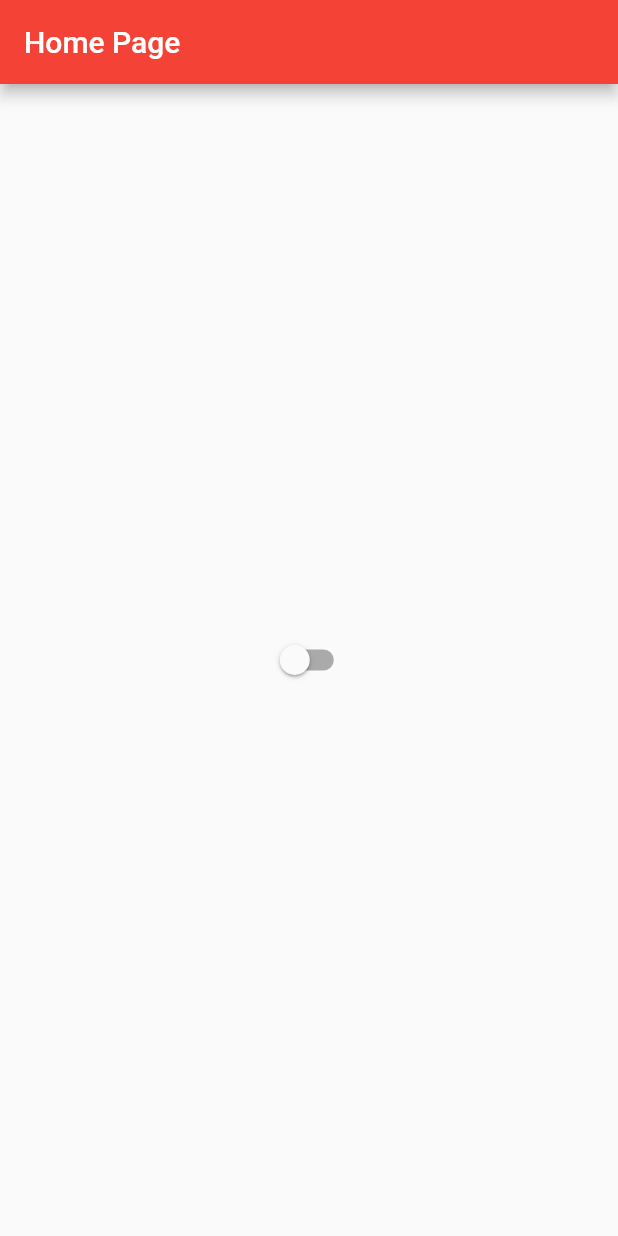
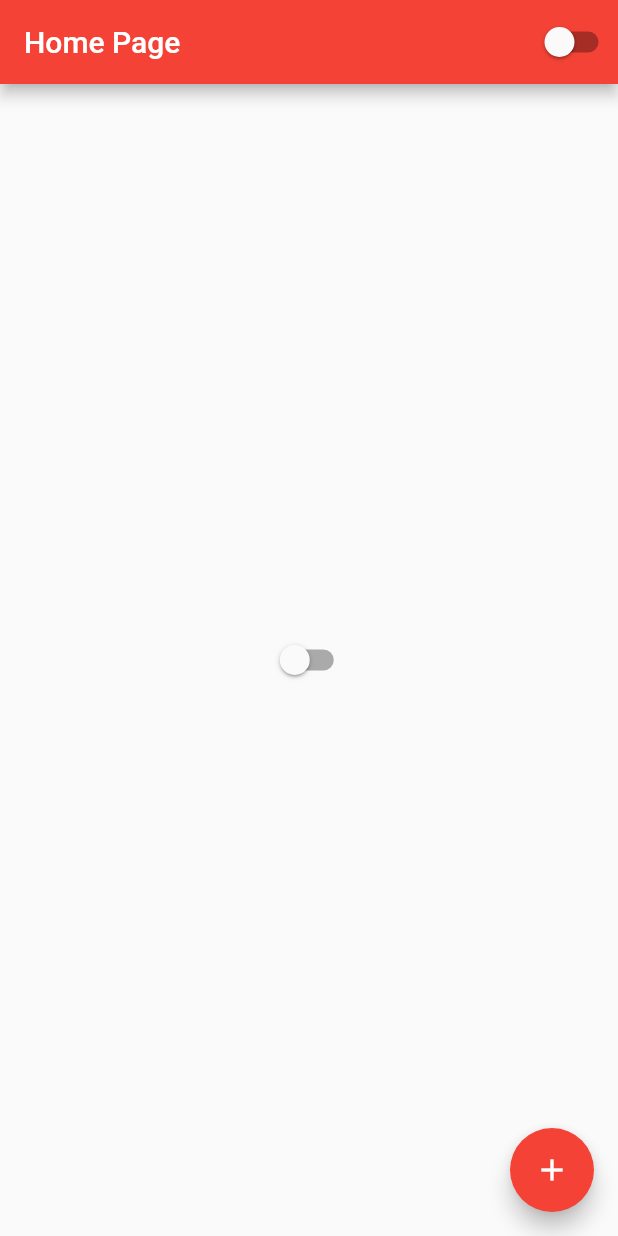
Before and after one commit to jvmr535/studyingFlutter, a Flutter app: the screen it shows after launch, on a phone screen of 412 x 824 dp. Run offline on Flutter 3.47's test engine with Material 2 defaults, Android fonts, the phone set to English and light mode, and no system bars.

Commit message:
feat: :sparkles: Aula 13

```diff
--- a/lib/home_page.dart
+++ b/lib/home_page.dart
@@ -17,23 +17,31 @@ class HomePageState extends State<HomePage> {
     return Scaffold(
       appBar: AppBar(
         title: Text('Home Page'),
+        actions: [CustomSwitch()],
       ),
       body: Center(
-        child: Switch(
-          value: AppController.instance.isDarkTheme,
-          onChanged: (value) {
-            AppController.instance.changeTheme();
-          },
-        ),
+        child: CustomSwitch(),
       ),
-      // floatingActionButton: FloatingActionButton(
-      //   child: Icon(Icons.add),
-      //   onPressed: () {
-      //     setState(() {
-      //       counter++;
-      //     });
-      //   },
-      // ),
+      floatingActionButton: FloatingActionButton(
+        child: Icon(Icons.add),
+        onPressed: () {
+          setState(() {
+            counter++;
+          });
+        },
+      ),
     );
   }
 }
+
+class CustomSwitch extends StatelessWidget {
+  @override
+  Widget build(BuildContext context) {
+    return Switch(
+      value: AppController.instance.isDarkTheme,
+      onChanged: (value) {
+        AppController.instance.changeTheme();
+      },
+    );
+  }
+}
```
